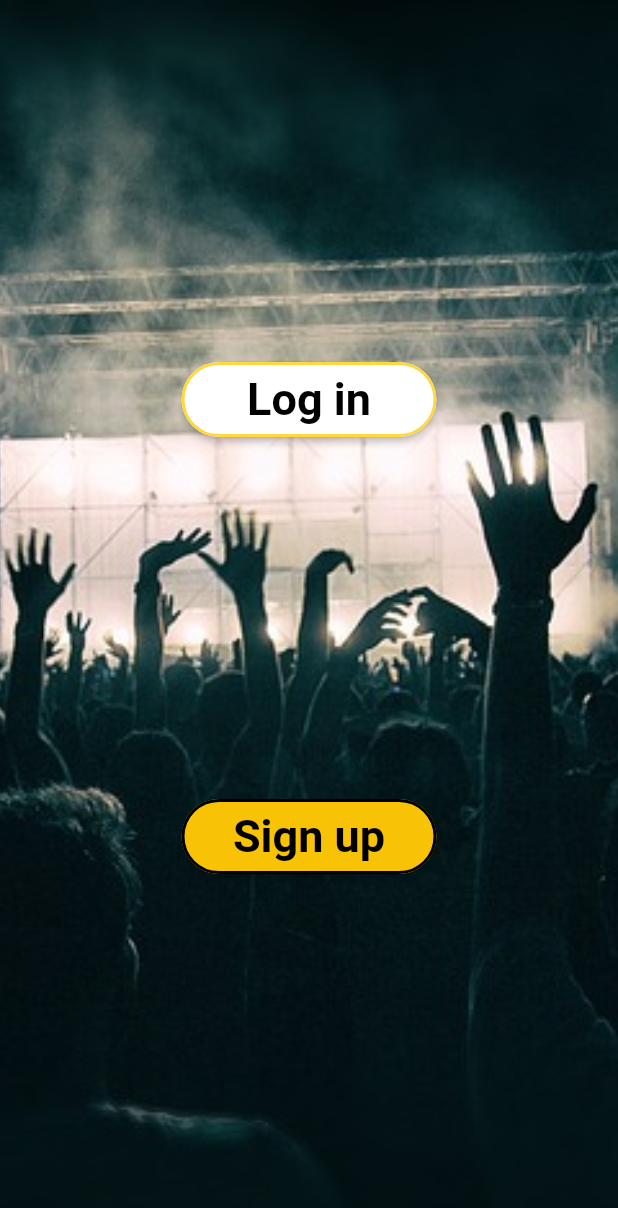
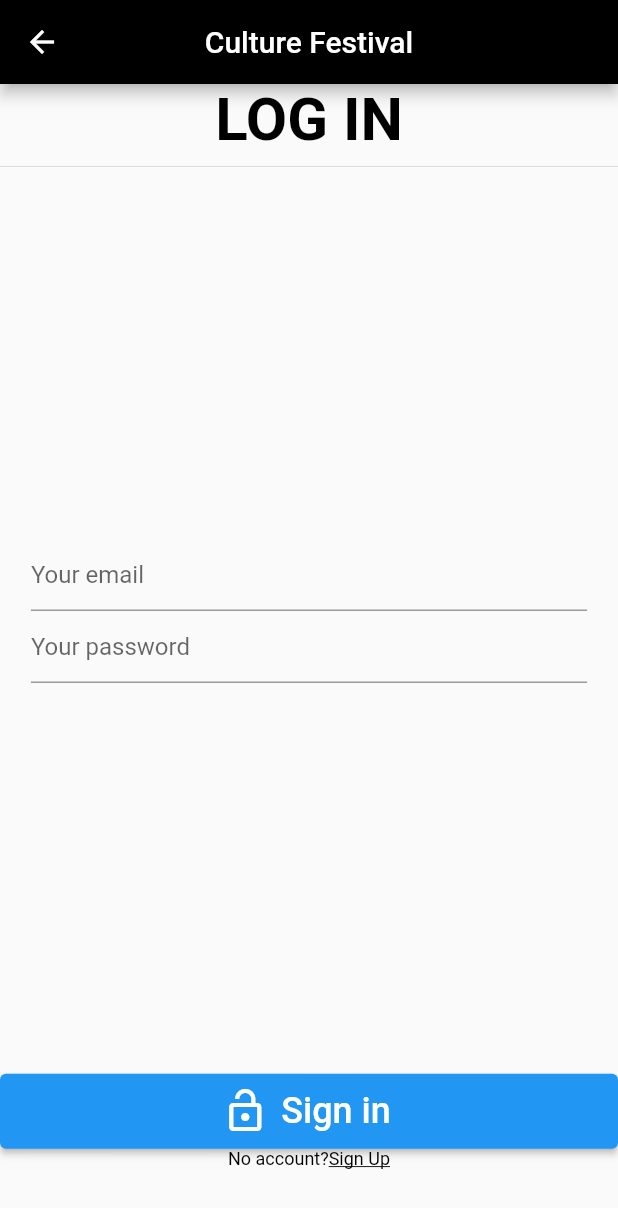
Before and after one commit to polymorph233/culture_flutter_client, a Flutter app: the screen it shows after launch, on a phone screen of 412 x 824 dp. Shown: the top 1208 px of the screen. Run offline on Flutter 3.47's test engine with Material 2 defaults, Android fonts, the phone set to English and light mode, and no system bars; our stand-ins replace firebase_auth, firebase_core, go_router; accounts and stored records are empty.

Commit message:
sign in and sign up connected to firebase

```diff
--- a/lib/main.dart
+++ b/lib/main.dart
@@ -1,52 +1,66 @@
 import 'package:culture_flutter_client/screens/auth_choice_screen.dart';
+import 'package:culture_flutter_client/screens/auth_screen.dart';
+import 'package:culture_flutter_client/screens/home_screen.dart';
 import 'package:culture_flutter_client/screens/login_screen.dart';
 import 'package:culture_flutter_client/screens/sign_up_screen.dart';
 import 'package:flutter/material.dart';
 import 'package:firebase_auth/firebase_auth.dart';
 import 'package:go_router/go_router.dart';
 import 'package:firebase_core/firebase_core.dart';
+import 'package:provider/provider.dart';
 import 'firebase_options.dart';
 
-void main() {
-  runApp(const MyApp());
+void main() async {
+  WidgetsFlutterBinding.ensureInitialized();
+  await Firebase.initializeApp();
+  runApp(MyApp());
 }
 
-Future<void> initializeDefault() async {
-  FirebaseApp app = await Firebase.initializeApp(
-    options: DefaultFirebaseOptions.currentPlatform,
-  );
-  print('Initialized default app $app');
-}
-
-// GoRouter configuration
-final _router = GoRouter(
-  routes: [
-    GoRoute(
-      path: '/',
-      builder: (context, state) => const AuthChoiceScreen(),
-    ),
-    GoRoute(
-      path: '/signup',
-      builder: (context, state) => const SignUpScreen(),
-    ),
-    GoRoute(
-      path: "/login",
-      builder: (context, state) => const LoginScreen(),
-    )
-  ],
-);
+final navigatorKey = GlobalKey<NavigatorState>();
 
 class MyApp extends StatelessWidget {
   const MyApp({super.key});
 
-  // This widgets is the root of your application.
   @override
   Widget build(BuildContext context) {
-    return MaterialApp.router(
-        // title: title,
-        // home: EntryPoint(title: title),
-        routerConfig: _router,
-        debugShowCheckedModeBanner: false);
+    return MaterialApp(
+      navigatorKey: navigatorKey,
+      routes: {
+        '/signup': (context) => SignUpScreen(
+              onClickedSignIn: () {},
+            ),
+        '/auth': (context) => AuthChoiceScreen(),
+        '/login': (context) => LoginScreen(
+              onClickedSignUp: () {},
+            ),
+        '/home': (context) => HomeScreen()
+      },
+      home: MainPage(),
+      debugShowCheckedModeBanner: false,
+    );
+  }
+}
+
+class MainPage extends StatelessWidget {
+  @override
+  Widget build(BuildContext context) {
+    return Scaffold(
+      body: StreamBuilder<User?>(
+          stream: FirebaseAuth.instance.authStateChanges(),
+          builder: (context, snapshot) {
+            if (snapshot.connectionState == ConnectionState.waiting) {
+              return Center(child: CircularProgressIndicator());
+            } else if (snapshot.hasError) {
+              return Center(child: Text('Something went wrong!'));
+            }
+            //if user is sign in
+            else if (snapshot.hasData) {
+              return HomeScreen();
+            } else {
+              return AuthScreen();
+            }
+          }),
+    );
   }
 }
 
--- a/lib/screens/auth_choice_screen.dart
+++ b/lib/screens/auth_choice_screen.dart
@@ -40,7 +40,7 @@ class AuthChoiceScreenState extends State<AuthChoiceScreen> {
                   ),
                 ),
               ),
-              onPressed: () => context.go("/login"),
+              onPressed: () => Navigator.pushNamed(context, '/login'),
               child: const Text('Log in',
                   style: TextStyle(
                       color: Colors.black,
@@ -63,7 +63,7 @@ class AuthChoiceScreenState extends State<AuthChoiceScreen> {
                   ),
                 ),
               ),
-              onPressed: () => context.go("/signup"),
+              onPressed: () => Navigator.pushNamed(context, '/signup'),
               child: const Text('Sign up',
                   style: TextStyle(
                       color: Colors.black,
--- /dev/null
+++ b/lib/screens/auth_screen.dart
@@ -0,0 +1,22 @@
+import 'package:culture_flutter_client/main.dart';
+import 'package:culture_flutter_client/screens/login_screen.dart';
+import 'package:culture_flutter_client/screens/sign_up_screen.dart';
+import 'package:firebase_auth/firebase_auth.dart';
+import 'package:flutter/cupertino.dart';
+import 'package:flutter/material.dart';
+
+class AuthScreen extends StatefulWidget {
+  @override
+  AuthScreenState createState() => new AuthScreenState();
+}
+
+class AuthScreenState extends State<AuthScreen> {
+  bool isLogin = true;
+
+  @override
+  Widget build(BuildContext context) => isLogin
+      ? LoginScreen(onClickedSignUp: toggle)
+      : SignUpScreen(onClickedSignIn: toggle);
+
+  void toggle() => setState(() => isLogin = !isLogin);
+}
--- a/lib/screens/login_screen.dart
+++ b/lib/screens/login_screen.dart
@@ -1,28 +1,32 @@
+import 'package:culture_flutter_client/main.dart';
+import 'package:firebase_auth/firebase_auth.dart';
+import 'package:flutter/cupertino.dart';
+import 'package:flutter/gestures.dart';
 import 'package:flutter/material.dart';
-import 'package:flutter/cupertino.dart';
-import 'package:firebase_auth/firebase_auth.dart';
-import 'package:go_router/go_router.dart';
 
 class LoginScreen extends StatefulWidget {
-  const LoginScreen({super.key});
+  final VoidCallback onClickedSignUp;
+  const LoginScreen({Key? key, required this.onClickedSignUp})
+      : super(key: key);
 
   @override
   LoginScreenState createState() => new LoginScreenState();
 }
 
 class LoginScreenState extends State<LoginScreen> {
-  String _login = '';
-  String _loginS = '';
-  String _email = '';
-  String _emailS = '';
-  String _password1 = '';
-  String _password1S = '';
-  String _password2 = '';
-  String _password2S = '';
+  final emailController = TextEditingController();
+  final passwordController = TextEditingController();
+
+  @override
+  void dispose() {
+    emailController.dispose();
+    passwordController.dispose();
+
+    super.dispose();
+  }
 
   @override
   Widget build(BuildContext context) {
-    // TODO: implement build
     return new Scaffold(
       appBar: new AppBar(
         backgroundColor: Colors.black,
@@ -33,7 +37,7 @@ class LoginScreenState extends State<LoginScreen> {
             Icons.arrow_back_sharp,
             color: Colors.white,
           ),
-          onPressed: () => context.go("/"),
+          onPressed: () => Navigator.pushNamed(context, '/auth'),
         ),
       ),
       body: SingleChildScrollView(
@@ -57,47 +61,69 @@ class LoginScreenState extends State<LoginScreen> {
                   mainAxisAlignment: MainAxisAlignment.center,
                   children: <Widget>[
                     TextField(
+                      keyboardType: TextInputType.emailAddress,
+                      controller: emailController,
+                      textInputAction: TextInputAction.next,
                       decoration: InputDecoration(
-                        hintText: 'Your login',
+                        hintText: 'Your email',
                       ),
-                      onChanged: (value) {
-                        setState(() {
-                          _login = value;
-                        });
-                      },
-                      onSubmitted: (value) {
-                        setState(() {
-                          _loginS = value;
-                        });
-                      },
                     ),
                     TextField(
+                      controller: passwordController,
+                      textInputAction: TextInputAction.done,
                       obscureText: true,
                       decoration: InputDecoration(
                         hintText: 'Your password',
                       ),
-                      onChanged: (value) {
-                        setState(() {
-                          _password1 = value;
-                        });
-                      },
-                      onSubmitted: (value) {
-                        setState(() {
-                          _password1S = value;
-                        });
-                      },
                     ),
                     Padding(padding: EdgeInsets.only(bottom: 40)),
                   ],
                 ),
               ),
-              IconButton(
-                  onPressed: () => context.go("/welcome"),
-                  icon: Icon(Icons.skip_next_sharp))
+              ElevatedButton.icon(
+                style:
+                    ElevatedButton.styleFrom(minimumSize: Size.fromHeight(50)),
+                icon: Icon(Icons.lock_open, size: 32),
+                label: Text(
+                  'Sign in',
+                  style: TextStyle(fontSize: 24),
+                ),
+                onPressed: signIn,
+              ),
+              RichText(
+                  text: TextSpan(
+                      style: TextStyle(color: Colors.black, fontSize: 12),
+                      text: 'No account?',
+                      children: [
+                    TextSpan(
+                        recognizer: TapGestureRecognizer()
+                          ..onTap = widget.onClickedSignUp,
+                        text: 'Sign Up',
+                        style: TextStyle(
+                          decoration: TextDecoration.underline,
+                        ))
+                  ]))
             ],
           ),
         ),
       ),
     );
   }
+
+  Future signIn() async {
+    showDialog(
+        context: context,
+        barrierDismissible: false,
+        builder: (context) => Center(child: CircularProgressIndicator()));
+
+    try {
+      await FirebaseAuth.instance.signInWithEmailAndPassword(
+        email: emailController.text.trim(),
+        password: passwordController.text.trim(),
+      );
+    } on FirebaseAuthException catch (e) {
+      print(e);
+    }
+    navigatorKey.currentState!.popUntil((route) => route.isFirst);
+  }
 }
--- a/lib/services/validator.dart
+++ b/lib/services/validator.dart
@@ -0,0 +1,41 @@
+class Validator {
+  static String? validateName({required String name}) {
+    if (name == null) {
+      return null;
+    }
+    if (name.isEmpty) {
+      return 'Name can\'t be empty';
+    }
+
+    return null;
+  }
+
+  static String? validateEmail({required String email}) {
+    if (email == null) {
+      return null;
+    }
+    RegExp emailRegExp = RegExp(
+        r"^[a-zA-Z0-9.!#$%&'*+/=?^_`{|}~-]+@[a-zA-Z0-9](?:[a-zA-Z0-9-]{0,253}[a-zA-Z0-9])?(?:\.[a-zA-Z0-9](?:[a-zA-Z0-9-]{0,253}[a-zA-Z0-9])?)*$");
+
+    if (email.isEmpty) {
+      return 'Email can\'t be empty';
+    } else if (!emailRegExp.hasMatch(email)) {
+      return 'Enter a correct email';
+    }
+
+    return null;
+  }
+
+  static String? validatePassword({required String password}) {
+    if (password == null) {
+      return null;
+    }
+    if (password.isEmpty) {
+      return 'Password can\'t be empty';
+    } else if (password.length < 6) {
+      return 'Enter a password with length at least 6';
+    }
+
+    return null;
+  }
+}
```
Also changed, not shown: lib/screens/home_screen.dart (added, +47 -0 lines), lib/screens/sign_up_screen.dart (+66 -64 lines), lib/services/authentication.dart (renamed from lib/services/authentication_provider.dart, +8 -3 lines), 2 other files.
